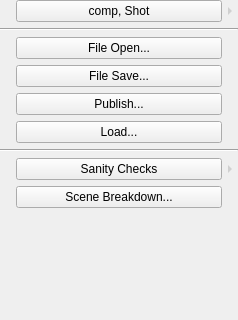
lavalmi/tk-syntheyes, file qt_ui/main_panel.ui: the form before one commit.
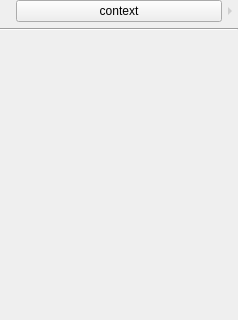
The form after the commit.

Commit message:
Qt UI Improvements; buttons & panels are now generated dynamically
- New generalized UI panels added
- UI is now loading app commands and generates buttons and panels accordingly

Patch:
```diff
--- a/qt_ui/main_panel.ui
+++ b/qt_ui/main_panel.ui
@@ -38,54 +38,7 @@
    <property name="verticalSpacing">
     <number>6</number>
    </property>
-   <item row="0" column="2">
-    <widget class="QToolButton" name="toolButton">
-     <property name="enabled">
-      <bool>false</bool>
-     </property>
-     <property name="sizePolicy">
-      <sizepolicy hsizetype="Ignored" vsizetype="Fixed">
-       <horstretch>0</horstretch>
-       <verstretch>0</verstretch>
-      </sizepolicy>
-     </property>
-     <property name="maximumSize">
-      <size>
-       <width>16</width>
-       <height>16</height>
-      </size>
-     </property>
-     <property name="text">
-      <string>...</string>
-     </property>
-     <property name="autoRaise">
-      <bool>true</bool>
-     </property>
-     <property name="arrowType">
-      <enum>Qt::RightArrow</enum>
-     </property>
-    </widget>
-   </item>
-   <item row="4" column="1">
-    <widget class="QPushButton" name="btn_file_publish">
-     <property name="sizePolicy">
-      <sizepolicy hsizetype="Ignored" vsizetype="Fixed">
-       <horstretch>0</horstretch>
-       <verstretch>0</verstretch>
-      </sizepolicy>
-     </property>
-     <property name="text">
-      <string>Publish...</string>
-     </property>
-     <property name="default">
-      <bool>false</bool>
-     </property>
-     <property name="flat">
-      <bool>false</bool>
-     </property>
-    </widget>
-   </item>
-   <item row="9" column="1">
+   <item row="2" column="1">
     <spacer name="spc_center">
      <property name="orientation">
       <enum>Qt::Vertical</enum>
@@ -101,97 +54,6 @@
      </property>
     </spacer>
    </item>
-   <item row="2" column="1">
-    <widget class="QPushButton" name="btn_file_open">
-     <property name="sizePolicy">
-      <sizepolicy hsizetype="Ignored" vsizetype="Fixed">
-       <horstretch>0</horstretch>
-       <verstretch>0</verstretch>
-      </sizepolicy>
-     </property>
-     <property name="layoutDirection">
-      <enum>Qt::LeftToRight</enum>
-     </property>
-     <property name="styleSheet">
-      <string notr="true"/>
-     </property>
-     <property name="text">
-      <string>File Open...</string>
-     </property>
-     <property name="autoRepeatInterval">
-      <number>98</number>
-     </property>
-     <property name="default">
-      <bool>false</bool>
-     </property>
-     <property name="flat">
-      <bool>false</bool>
-     </property>
-    </widget>
-   </item>
-   <item row="7" column="2">
-    <widget class="QToolButton" name="toolButton_2">
-     <property name="enabled">
-      <bool>false</bool>
-     </property>
-     <property name="sizePolicy">
-      <sizepolicy hsizetype="Ignored" vsizetype="Fixed">
-       <horstretch>0</horstretch>
-       <verstretch>0</verstretch>
-      </sizepolicy>
-     </property>
-     <property name="maximumSize">
-      <size>
-       <width>16</width>
-       <height>16</height>
-      </size>
-     </property>
-     <property name="text">
-      <string>...</string>
-     </property>
-     <property name="autoRaise">
-      <bool>true</bool>
-     </property>
-     <property name="arrowType">
-      <enum>Qt::RightArrow</enum>
-     </property>
-    </widget>
-   </item>
-   <item row="8" column="1">
-    <widget class="QPushButton" name="btn_scene_breakdown">
-     <property name="sizePolicy">
-      <sizepolicy hsizetype="Ignored" vsizetype="Fixed">
-       <horstretch>0</horstretch>
-       <verstretch>0</verstretch>
-      </sizepolicy>
-     </property>
-     <property name="text">
-      <string>Scene Breakdown...</string>
-     </property>
-    </widget>
-   </item>
-   <item row="3" column="1">
-    <widget class="QPushButton" name="btn_file_save">
-     <property name="sizePolicy">
-      <sizepolicy hsizetype="Ignored" vsizetype="Fixed">
-       <horstretch>0</horstretch>
-       <verstretch>0</verstretch>
-      </sizepolicy>
-     </property>
-     <property name="styleSheet">
-      <string notr="true"/>
-     </property>
-     <property name="text">
-      <string>File Save...</string>
-     </property>
-     <property name="default">
-      <bool>false</bool>
-     </property>
-     <property name="flat">
-      <bool>false</bool>
-     </property>
-    </widget>
-   </item>
    <item row="0" column="1">
     <widget class="QPushButton" name="btn_to_shot">
      <property name="enabled">
@@ -210,7 +72,7 @@
       <string notr="true"/>
      </property>
      <property name="text">
-      <string>comp, Shot</string>
+      <string>context</string>
      </property>
      <property name="checkable">
       <bool>false</bool>
@@ -223,58 +85,7 @@
      </property>
     </widget>
    </item>
-   <item row="5" column="1">
-    <widget class="QPushButton" name="btn_load">
-     <property name="sizePolicy">
-      <sizepolicy hsizetype="Ignored" vsizetype="Fixed">
-       <horstretch>0</horstretch>
-       <verstretch>0</verstretch>
-      </sizepolicy>
-     </property>
-     <property name="text">
-      <string>Load...</string>
-     </property>
-     <property name="default">
-      <bool>false</bool>
-     </property>
-     <property name="flat">
-      <bool>false</bool>
-     </property>
-    </widget>
-   </item>
-   <item row="7" column="1">
-    <widget class="QPushButton" name="btn_to_sanity_checks">
-     <property name="sizePolicy">
-      <sizepolicy hsizetype="Ignored" vsizetype="Fixed">
-       <horstretch>0</horstretch>
-       <verstretch>0</verstretch>
-      </sizepolicy>
-     </property>
-     <property name="text">
-      <string>Sanity Checks</string>
-     </property>
-    </widget>
-   </item>
-   <item row="9" column="0">
-    <widget class="QLabel" name="spc_left">
-     <property name="sizePolicy">
-      <sizepolicy hsizetype="Ignored" vsizetype="Ignored">
-       <horstretch>0</horstretch>
-       <verstretch>0</verstretch>
-      </sizepolicy>
-     </property>
-     <property name="maximumSize">
-      <size>
-       <width>16</width>
-       <height>16</height>
-      </size>
-     </property>
-     <property name="text">
-      <string/>
-     </property>
-    </widget>
-   </item>
-   <item row="9" column="2">
+   <item row="2" column="2">
     <widget class="QLabel" name="spc_right">
      <property name="sizePolicy">
       <sizepolicy hsizetype="Ignored" vsizetype="Ignored">
@@ -306,16 +117,50 @@
      </property>
     </widget>
    </item>
-   <item row="6" column="0" colspan="3">
-    <widget class="Line" name="line">
+   <item row="0" column="2">
+    <widget class="QToolButton" name="tlbtn_context">
+     <property name="enabled">
+      <bool>false</bool>
+     </property>
      <property name="sizePolicy">
       <sizepolicy hsizetype="Ignored" vsizetype="Fixed">
        <horstretch>0</horstretch>
        <verstretch>0</verstretch>
       </sizepolicy>
      </property>
-     <property name="orientation">
-      <enum>Qt::Horizontal</enum>
+     <property name="maximumSize">
+      <size>
+       <width>16</width>
+       <height>16</height>
+      </size>
+     </property>
+     <property name="text">
+      <string>...</string>
+     </property>
+     <property name="autoRaise">
+      <bool>true</bool>
+     </property>
+     <property name="arrowType">
+      <enum>Qt::RightArrow</enum>
+     </property>
+    </widget>
+   </item>
+   <item row="2" column="0">
+    <widget class="QLabel" name="spc_left">
+     <property name="sizePolicy">
+      <sizepolicy hsizetype="Ignored" vsizetype="Ignored">
+       <horstretch>0</horstretch>
+       <verstretch>0</verstretch>
+      </sizepolicy>
+     </property>
+     <property name="maximumSize">
+      <size>
+       <width>16</width>
+       <height>16</height>
+      </size>
+     </property>
+     <property name="text">
+      <string/>
      </property>
     </widget>
    </item>
```
Left out of the diff: 2 changed lines with no effect on the pictures. The commit also changes 8 other files.
